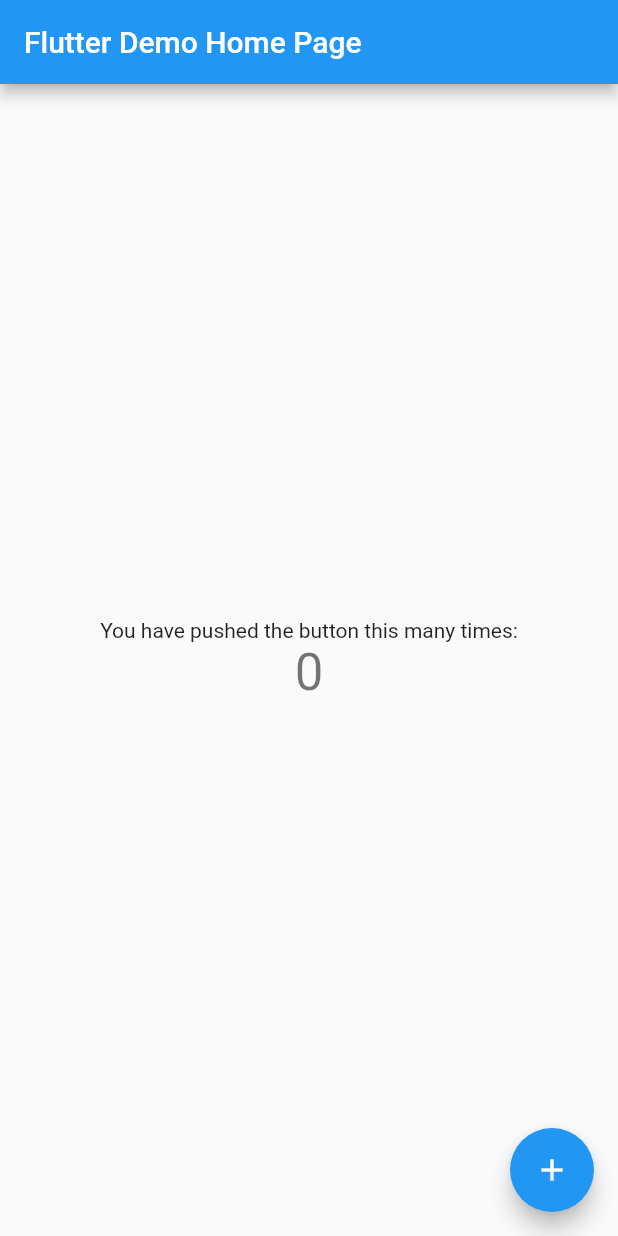
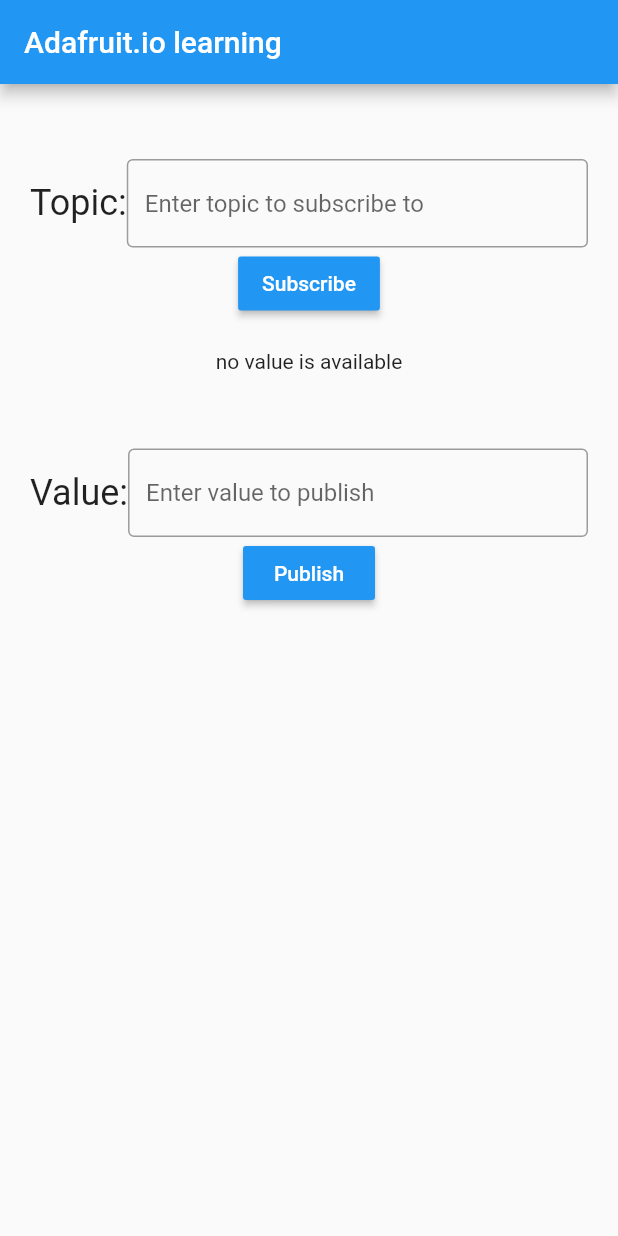
Before and after one commit to BitKnitting/flutter_adafruit_mqtt, a Flutter app: the screen it shows after launch, on a phone screen of 412 x 824 dp. Run offline on Flutter 3.47's test engine with Material 2 defaults, Android fonts, the phone set to English and light mode, and no system bars; our stand-ins replace stack_trace; missing offline and left inert: mqtt_client.

Commit message:
First time working.

```diff
--- /dev/null
+++ b/lib/Adafruit_feed.dart
@@ -0,0 +1,28 @@
+import 'dart:async';
+import 'package:logging/logging.dart';
+
+class AdafruitFeed {
+  //
+  // Both the StreamController and Stream are defined as static.  This
+  // means they both belong to the class and not to an instance.
+  // It was my way of getting to what I was used to via Singleton
+  // functionality in some other languages.
+  //
+  // A Stream controller alerts the stream when new data is available.
+  // The controller should be private.
+  static var _feedController = StreamController<String>();
+  // Expose the stream so a StreamBuilder and use it.
+  static Stream<String> get sensorStream => _feedController.stream;
+//
+// TODO: add takes in a string, but forces the feed to be an int
+  static void add(String value) {
+    Logger log = Logger('Adafruit_feed.dart');
+    try {
+      _feedController.add(value);
+      log.info('---> added value to the Stream... the value is: $value');
+    } catch (e) {
+      log.severe(
+          '$value was published to the feed.  Error adding to the Stream: $e');
+    }
+  }
+}
--- a/lib/main.dart
+++ b/lib/main.dart
@@ -1,111 +1,41 @@
 import 'package:flutter/material.dart';
+import 'mqtt_ui_page.dart';
+import 'package:logging/logging.dart';
+import 'package:stack_trace/stack_trace.dart';
 
-void main() => runApp(MyApp());
+//
+// This is added to route the logging info - which includes which file and where in the file
+// the message came from.
+//
+  void initLogger() {
+    Logger.root.level = Level.ALL;
+    Logger.root.onRecord.listen((LogRecord rec) {
+      final List<Frame> frames = Trace.current().frames;
+      try {
+        final Frame f = frames.skip(0).firstWhere((Frame f) =>
+            f.library.toLowerCase().contains(rec.loggerName.toLowerCase()) &&
+            f != frames.first);
+        print(
+            '${rec.level.name}: ${f.member} (${rec.loggerName}:${f.line}): ${rec.message}');
+      } catch (e) {
+        print(e.toString());
+      }
+    });
+  }
+void main() {
+  initLogger();
+  runApp(MyApp());
+}
 
 class MyApp extends StatelessWidget {
-  // This widget is the root of your application.
   @override
   Widget build(BuildContext context) {
     return MaterialApp(
       title: 'Flutter Demo',
       theme: ThemeData(
-        // This is the theme of your application.
-        //
-        // Try running your application with "flutter run". You'll see the
-        // application has a blue toolbar. Then, without quitting the app, try
-        // changing the primarySwatch below to Colors.green and then invoke
-        // "hot reload" (press "r" in the console where you ran "flutter run",
-        // or simply save your changes to "hot reload" in a Flutter IDE).
-        // Notice that the counter didn't reset back to zero; the application
-        // is not restarted.
         primarySwatch: Colors.blue,
       ),
-      home: MyHomePage(title: 'Flutter Demo Home Page'),
+      home: MqttPage(title: 'Adafruit.io learning'),
     );
   }
 }
-
-class MyHomePage extends StatefulWidget {
-  MyHomePage({Key key, this.title}) : super(key: key);
-
-  // This widget is the home page of your application. It is stateful, meaning
-  // that it has a State object (defined below) that contains fields that affect
-  // how it looks.
-
-  // This class is the configuration for the state. It holds the values (in this
-  // case the title) provided by the parent (in this case the App widget) and
-  // used by the build method of the State. Fields in a Widget subclass are
-  // always marked "final".
-
-  final String title;
-
-  @override
-  _MyHomePageState createState() => _MyHomePageState();
-}
-
-class _MyHomePageState extends State<MyHomePage> {
-  int _counter = 0;
-
-  void _incrementCounter() {
-    setState(() {
-      // This call to setState tells the Flutter framework that something has
-      // changed in this State, which causes it to rerun the build method below
-      // so that the display can reflect the updated values. If we changed
-      // _counter without calling setState(), then the build method would not be
-      // called again, and so nothing would appear to happen.
-      _counter++;
-    });
-  }
-
-  @override
-  Widget build(BuildContext context) {
-    // This method is rerun every time setState is called, for instance as done
-    // by the _incrementCounter method above.
-    //
-    // The Flutter framework has been optimized to make rerunning build methods
-    // fast, so that you can just rebuild anything that needs updating rather
-    // than having to individually change instances of widgets.
-    return Scaffold(
-      appBar: AppBar(
-        // Here we take the value from the MyHomePage object that was created by
-        // the App.build method, and use it to set our appbar title.
-        title: Text(widget.title),
-      ),
-      body: Center(
-        // Center is a layout widget. It takes a single child and positions it
-        // in the middle of the parent.
-        child: Column(
-          // Column is also layout widget. It takes a list of children and
-          // arranges them vertically. By default, it sizes itself to fit its
-          // children horizontally, and tries to be as tall as its parent.
-          //
-          // Invoke "debug painting" (press "p" in the console, choose the
-          // "Toggle Debug Paint" action from the Flutter Inspector in Android
-          // Studio, or the "Toggle Debug Paint" command in Visual Studio Code)
-          // to see the wireframe for each widget.
-          //
-          // Column has various properties to control how it sizes itself and
-          // how it positions its children. Here we use mainAxisAlignment to
-          // center the children vertically; the main axis here is the vertical
-          // axis because Columns are vertical (the cross axis would be
-          // horizontal).
-          mainAxisAlignment: MainAxisAlignment.center,
-          children: <Widget>[
-            Text(
-              'You have pushed the button this many times:',
-            ),
-            Text(
-              '$_counter',
-              style: Theme.of(context).textTheme.display1,
-            ),
-          ],
-        ),
-      ),
-      floatingActionButton: FloatingActionButton(
-        onPressed: _incrementCounter,
-        tooltip: 'Increment',
-        child: Icon(Icons.add),
-      ), // This trailing comma makes auto-formatting nicer for build methods.
-    );
-  }
-}
--- /dev/null
+++ b/lib/mqtt_stream.dart
@@ -0,0 +1,214 @@
+//
+// I used this code to explore interacting with Adafruit.io and Streams using Dart.  I am
+// new to Dart.  I am certain the code can use improvement.
+// THE GOAL
+// ========
+// The goal of this code is to subscribe to a topic on Adafruit.io.  As data comes in, the
+// data is put into a Dart stream.  The Dart Stream can then be used by a StreamBuilder widget
+// in the UI.
+//
+// THANKS TO THOSE THAT WENT BEFORE
+// =================================
+//    - Steve Hamblett's MQTT client for Dart (https://bit.ly/2DwBkZG).  A lot of the code was
+//      copied/pasted from the the mqtt_client example (https://bit.ly/2DCk05G).
+//
+//
+// SCENARIO
+// ========
+// In this example, we subscribe to an Adafruit.io stream.  It is private so we authenticate with
+// our username and password.  The stream of data is expected to be integers.  The data returned is
+// put into a Stream so the rest of Flutter / Dart can interact with the data.
+//
+//
+import 'package:mqtt_client/mqtt_client.dart';
+import 'dart:convert';
+import 'package:flutter/services.dart';
+import 'package:logging/logging.dart';
+import 'Adafruit_feed.dart';
+
+class AppMqttTransactions {
+  Logger log;
+// Constructor
+  AppMqttTransactions() {
+    // Start logger.  MAKE SURE STRING IS NAME OF DART FILE WHERE
+    // CODE IS (in this case the filename is mqtt_stream.dart)
+    // TBD: I could not find a way to get the API to return the filename.
+    log = Logger('mqtt_stream.dart');
+  }
+  MqttClient client;
+  //
+  // The caller could call subscribe many times.  Then many subscriptions would be available.
+  // in some situations, this will make sense.  For now I limit to one subscription at a time.
+  String previousTopic;
+  bool bAlreadySubscribed = false;
+//////////////////////////////////////////
+// Subscribe to an (Adafruit) mqtt topic.
+  Future<bool> subscribe(String topic) async {
+    // With await, we are assured of getting a string back and not a
+    // Future<String> placeholder instance.
+    // The rest of the code in the Main UI thread can continue.
+    // I liked the explanation in the "Dart & Flutter Asnchronous Tutorial.."
+    // https://bit.ly/2Dq12PJ
+    //
+    if (await _connectToClient() == true) {
+      /// Add the unsolicited disconnection callback
+      client.onDisconnected = _onDisconnected;
+
+      /// Add the successful connection callback
+      client.onConnected = _onConnected;
+
+      /// Add a subscribed callback, there is also an unsubscribed callback if you need it.
+      /// You can add these before connection or change them dynamically after connection if
+      /// you wish. There is also an onSubscribeFail callback for failed subscriptions, these
+      /// can fail either because you have tried to subscribe to an invalid topic or the broker
+      /// rejects the subscribe request.
+      client.onSubscribed = _onSubscribed;
+      _subscribe(topic);
+    }
+    return true;
+  }
+
+//
+// Connect to Adafruit io
+//
+  Future<bool> _connectToClient() async {
+    if (client != null &&
+        client.connectionStatus.state == MqttConnectionState.connected) {
+      log.info('already logged in');
+    } else {
+      client = await _login();
+      if (client == null) {
+        return false;
+      }
+    }
+    return true;
+  }
+
+  /// The subscribed callback
+  void _onSubscribed(String topic) {
+    log.info('Subscription confirmed for topic $topic');
+    this.bAlreadySubscribed = true;
+    this.previousTopic = topic;
+  }
+
+  /// The unsolicited disconnect callback
+  void _onDisconnected() {
+    log.info('OnDisconnected client callback - Client disconnection');
+    if (client.connectionStatus.returnCode == MqttConnectReturnCode.solicited) {
+      log.info(':OnDisconnected callback is solicited, this is correct');
+    }
+    client.disconnect();
+  }
+
+  /// The successful connect callback
+  void _onConnected() {
+    log.info('OnConnected client callback - Client connection was sucessful');
+  }
+
+  //static Stream<List<Watts>> wattsStream() {}
+  //
+  // uses the config/private.json asset to get the Adafruit broker and our
+  // Adafruit IO key.  config/private.json should be a file in .gitignore.
+  // the intent is to hide this private info in a file that is not sync'd
+  // with gitHub.
+  //
+  Future<Map> _getBrokerAndKey() async {
+    // TODO: Check if private.json does not exist or expected key/values are not there.
+    String connect = await rootBundle.loadString('config/private.json');
+    return (json.decode(connect));
+  }
+
+  //
+  // login to Adafruit
+  //
+  Future<MqttClient> _login() async {
+    // With await, we are assured of getting a string back and not a
+    // Future<String> placeholder instance.
+    // The rest of the code in the Main UI thread can continue.  When
+    // the function completes, it will go ahead.
+    // I liked the explanation in the "Dart & Flutter Asnchronous Tutorial.."
+    // https://bit.ly/2Dq12PJ
+
+    Map connectJson = await _getBrokerAndKey();
+    // TBD Test valid broker and key
+    log.info('in _login....broker  : ${connectJson['broker']}');
+    log.info('in _login....key     : ${connectJson['key']}');
+    log.info('in _login....username: ${connectJson['username']}');
+
+    client = MqttClient(connectJson['broker'], connectJson['key']);
+    // Turn on mqtt package's logging while in test.
+    client.logging(on: true);
+    final MqttConnectMessage connMess = MqttConnectMessage()
+        .authenticateAs(connectJson['username'], connectJson['key'])
+        .withClientIdentifier('myClientID')
+        .keepAliveFor(60) // Must agree with the keep alive set above or not set
+        .withWillTopic(
+            'willtopic') // If you set this you must set a will message
+        .withWillMessage('My Will message')
+        .startClean() // Non persistent session for testing
+        .withWillQos(MqttQos.atMostOnce);
+    log.info('Adafruit client connecting....');
+    client.connectionMessage = connMess;
+
+    /// Connect the client, any errors here are communicated by raising of the appropriate exception. Note
+    /// in some circumstances the broker will just disconnect us, see the spec about this, we however eill
+    /// never send malformed messages.
+    try {
+      await client.connect();
+    } on Exception catch (e) {
+      log.severe('EXCEPTION::client exception - $e');
+      client.disconnect();
+      client = null;
+      return client;
+    }
+
+    /// Check we are connected
+    if (client.connectionStatus.state == MqttConnectionState.connected) {
+      log.info('Adafruit client connected');
+    } else {
+      /// Use status here rather than state if you also want the broker return code.
+      log.info(
+          'Adafruit client connection failed - disconnecting, status is ${client.connectionStatus}');
+      client.disconnect();
+      client = null;
+    }
+    return client;
+  }
+
+//
+// Subscribe to the readings being published into Adafruit's mqtt by the energy monitor(s).
+//
+  Future _subscribe(String topic) async {
+    // for now hardcoding the topic
+    if (this.bAlreadySubscribed == true) {
+      client.unsubscribe(this.previousTopic);
+    }
+    log.info('Subscribing to the topic $topic');
+    client.subscribe(topic, MqttQos.atMostOnce);
+
+    /// The client has a change notifier object(see the Observable class) which we then listen to to get
+    /// notifications of published updates to each subscribed topic.
+    client.updates.listen((List<MqttReceivedMessage<MqttMessage>> c) {
+      final MqttPublishMessage recMess = c[0].payload;
+      final String pt =
+          MqttPublishPayload.bytesToStringAsString(recMess.payload.message);
+
+      /// The payload is a byte buffer, this will be specific to the topic
+      AdafruitFeed.add(pt);
+      log.info(
+          'Change notification:: topic is <${c[0].topic}>, payload is <-- $pt -->');
+      return pt;
+    });
+  }
+
+//////////////////////////////////////////
+// Publish to an (Adafruit) mqtt topic.
+  Future<void> publish(String topic, String value) async {
+    // Connect to the client if we haven't already
+    if (await _connectToClient() == true) {
+      final MqttClientPayloadBuilder builder = MqttClientPayloadBuilder();
+      builder.addString(value);
+      client.publishMessage(topic, MqttQos.atMostOnce, builder.payload);
+    }
+  }
+}
--- /dev/null
+++ b/lib/mqtt_ui_page.dart
@@ -0,0 +1,146 @@
+import 'package:flutter/material.dart';
+import 'mqtt_stream.dart';
+import 'Adafruit_feed.dart';
+
+class MqttPage extends StatefulWidget {
+  MqttPage({this.title});
+  final String title;
+
+  @override
+  MqttPageState createState() => MqttPageState();
+}
+
+class MqttPageState extends State<MqttPage> {
+  // Instantiate an instance of the class that handles
+  // connecting, subscribing, publishing to Adafruit.io
+  AppMqttTransactions myMqtt = AppMqttTransactions();
+  final myTopicController = TextEditingController();
+  final myValueController = TextEditingController();
+  @override
+  Widget build(BuildContext context) {
+    return Scaffold(
+      appBar: AppBar(
+        title: Text(widget.title),
+      ),
+      body: _body(),
+    );
+  }
+
+  //
+  // The body of the page.  The children contain the main components of
+  // the UI.
+  Widget _body() {
+    return Column(
+      children: <Widget>[
+        _subscriptionInfo(),
+        _subscriptionData(),
+        _publishInfo(),
+      ],
+    );
+  }
+
+//
+// The UI to get and subscribe to the mqtt topic.
+//
+  Widget _subscriptionInfo() {
+    return Container(
+      margin: EdgeInsets.fromLTRB(20.0, 50.0, 20.0, 20.0),
+      child: Column(
+        children: <Widget>[
+          Row(
+            children: <Widget>[
+              Text(
+                'Topic:',
+                style: TextStyle(fontSize: 24),
+              ),
+              // To use TextField within a row, it needs to be wrapped in a Flexible
+              // widget.  See Stackoverflow: https://bit.ly/2IkzqBk
+              Flexible(
+                child: TextField(
+                  controller: myTopicController,
+                  decoration: InputDecoration(
+                    border: OutlineInputBorder(),
+                    hintText: 'Enter topic to subscribe to',
+                  ),
+                ),
+              ),
+            ],
+          ),
+          RaisedButton(
+            color: Colors.blue,
+            textColor: Colors.white,
+            child: Text('Subscribe'),
+            onPressed: () {
+              subscribe(myTopicController.text);
+            },
+          ),
+        ],
+      ),
+    );
+  }
+
+  Widget _subscriptionData() {
+    return StreamBuilder(
+        stream: AdafruitFeed.sensorStream,
+        builder: (context, snapshot) {
+          // if (!snapshot.hasData) {
+          //   return CircularProgressIndicator();
+          // }
+          String reading = snapshot.data;
+          if (reading == null) {
+            reading = 'no value is available';
+          }
+          return Text(reading);
+        });
+  }
+
+  Widget _publishInfo() {
+    return Container(
+      margin: EdgeInsets.fromLTRB(20.0, 50.0, 20.0, 20.0),
+      child: Column(
+        children: <Widget>[
+          Row(
+            children: <Widget>[
+              Text(
+                'Value:',
+                style: TextStyle(fontSize: 24),
+              ),
+              // To use TextField within a row, it needs to be wrapped in a Flexible
+              // widget.  See Stackoverflow: https://bit.ly/2IkzqBk
+              Flexible(
+                child: TextField(
+                  controller: myValueController,
+                  decoration: InputDecoration(
+                    border: OutlineInputBorder(),
+                    hintText: 'Enter value to publish',
+                  ),
+                ),
+              ),
+            ],
+          ),
+          RaisedButton(
+            color: Colors.blue,
+            textColor: Colors.white,
+            child: Text('Publish'),
+            onPressed: () {
+              publish(myTopicController.text, myValueController.text);
+            },
+          ),
+        ],
+      ),
+    );
+  }
+
+  void subscribe(String topic) {
+    myMqtt.subscribe(topic);
+  }
+
+  void publish(String topic, String value) {
+    myMqtt.publish(topic, value);
+  }
+}
+
+// void publish(String topic) {
+// AppMqttTransactions mySubscribe = AppMqttTransactions();
+// myPublish.publish(topic,3);
+// }
```
Also changed, not shown: lib/log_test.dart (added, +31 -0 lines), lib/logging_class.dart (added, +20 -0 lines), lib/mqtt_page.dart (added, +69 -0 lines), pubspec.yaml (+7 -2 lines), 2 other files.
